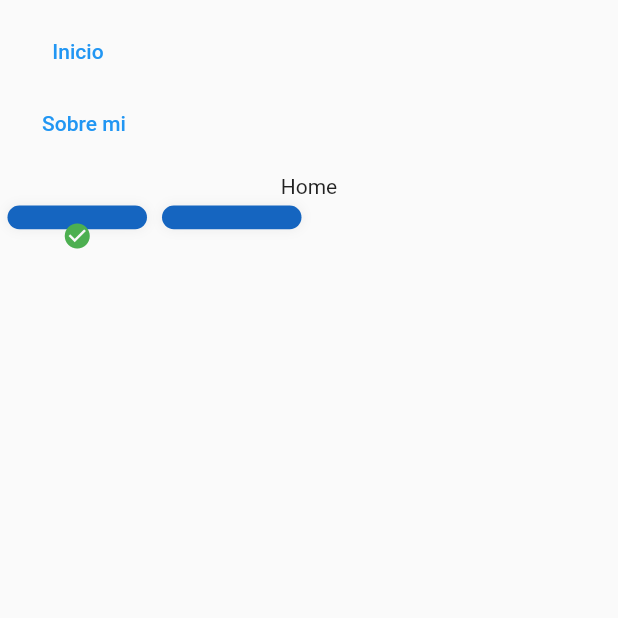
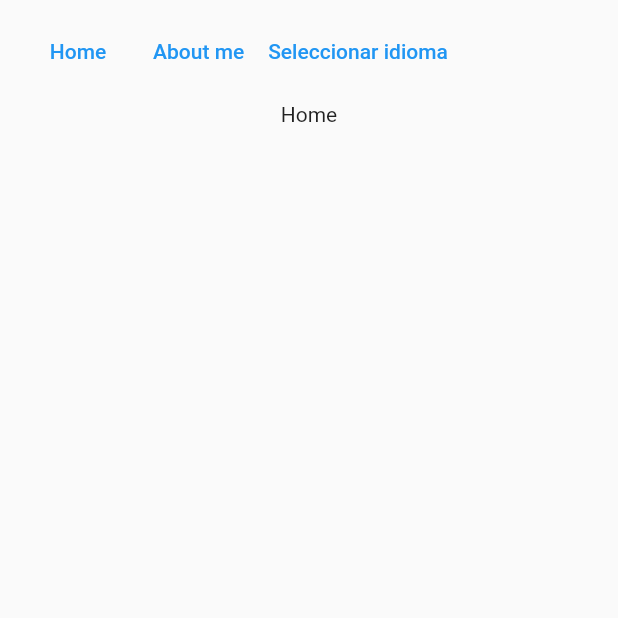
Before and after one commit to rodrigoBak-flutter/web_rodrigoBak, a Flutter app: the screen it shows after launch, on a phone screen of 412 x 824 dp, the top half of it. Run offline on Flutter 3.47's test engine with Material 2 defaults, Android fonts, the phone set to English and light mode, and no system bars; our stand-ins replace get, get_it, shared_preferences.

Commit message:
Web_rodrigoBak_languages_act

```diff
--- a/assets/language/en.json
+++ b/assets/language/en.json
@@ -1,6 +1,6 @@
 {
     "home": "Home",
-    "selec_language": "Selec lenguage",
+    "about": "About me",
     "titleApp": "Demonstration Application GPT-3",
     "subtitle": "Developed with Flutter, for Android and IOS",
     "start": "Start",
--- a/assets/language/es.json
+++ b/assets/language/es.json
@@ -1,6 +1,6 @@
 {
     "home": "Inicio",
-    "selec_language": "Seleccionar lenguaje",
+    "about": "Sobre mi",
     "titleApp": "Demostracion Aplicacion GPT-3",
     "subtitle": "Desarrollada con Flutter, para Android e IOS",
     "start": "Comenzar",
--- a/lib/lang/language_widget.dart
+++ b/lib/lang/language_widget.dart
@@ -32,11 +32,12 @@ class LanguageWidget extends StatelessWidget {
             boxShadow: [
               BoxShadow(
                 color: Colors.grey[200]!,
-                blurRadius: 5,
+                blurRadius: 3,
                 spreadRadius: 1,
               ),
             ]),
-        child: Stack(children: [
+        child:
+            Row(mainAxisAlignment: MainAxisAlignment.spaceBetween, children: [
           Center(
             child: Column(
               children: [
@@ -51,16 +52,10 @@ class LanguageWidget extends StatelessWidget {
             ),
           ),
           localizationController.selectedIndex == index
-              ? const Positioned(
-                  top: 0,
-                  left: 0,
-                  bottom: 0,
-                  right: 0,
-                  child: Icon(
-                    Icons.check_circle,
-                    color: Colors.green,
-                    size: 20,
-                  ),
+              ? const Icon(
+                  Icons.check_circle,
+                  color: Colors.white,
+                  size: 20,
                 )
               : const SizedBox()
         ]),
--- a/lib/router/route_generator.dart
+++ b/lib/router/route_generator.dart
@@ -7,6 +7,7 @@ import 'package:flutter/foundation.dart' show kIsWeb;
 ///
 
 import 'package:web_rodrigobak/ui/views/home_view.dart';
+import 'package:web_rodrigobak/ui/views/languages_view.dart';
 import 'package:web_rodrigobak/ui/views/sobreMi_view.dart';
 import 'package:web_rodrigobak/ui/views/view404.dart';
 
@@ -17,6 +18,8 @@ class RouteGenerator {
         return _fadeRoute(HomeView(), '/home');
       case '/sobreMi':
         return _fadeRoute(SobreMiView(), '/sobreMi');
+      case '/language':
+        return _fadeRoute(languagesView(), '/language');
       default:
         return _fadeRoute(View404(), '/404');
     }
--- a/lib/ui/shared/custom_app_menu.dart
+++ b/lib/ui/shared/custom_app_menu.dart
@@ -1,7 +1,52 @@
 import 'package:flutter/material.dart';
+import 'package:get/get.dart';
+import 'package:web_rodrigobak/lang/controllers/language_controller.dart';
 import 'package:web_rodrigobak/locator.dart';
 import 'package:web_rodrigobak/services/navigation_service.dart';
 import 'package:web_rodrigobak/ui/shared/customFlatButton_app.dart';
+
+class CustomAppMenu extends StatelessWidget {
+  @override
+  Widget build(BuildContext context) {
+    return GetBuilder<LocalizationController>(
+        builder: (localizationController) {
+      return Container(
+        padding: const EdgeInsets.symmetric(horizontal: 20, vertical: 10),
+        width: double.infinity,
+        child: Row(
+          mainAxisAlignment: MainAxisAlignment.start,
+          children: [
+            CustomFlatButton(
+              onPressed: () => locator<NavigationService>().navigateTo('/home'),
+              text: 'home'.tr,
+              color: Colors.black,
+            ),
+            const SizedBox(
+              width: 10,
+            ),
+            CustomFlatButton(
+              onPressed: () =>
+                  locator<NavigationService>().navigateTo('/sobreMi'),
+              text: 'about'.tr,
+              color: Colors.black,
+            ),
+            CustomFlatButton(
+              onPressed: () =>
+                  locator<NavigationService>().navigateTo('/language'),
+              text: 'Seleccionar idioma',
+              color: Colors.black,
+            ),
+          ],
+        ),
+      );
+    });
+  }
+}
+
+
+
+
+/*
 
 class CustomAppMenu extends StatelessWidget {
   @override
@@ -14,18 +59,22 @@ class CustomAppMenu extends StatelessWidget {
   }
 }
 
+
 //ORDENADOR
 class _TableDesktopMenu extends StatelessWidget {
   @override
   Widget build(BuildContext context) {
+    return GetBuilder<LocalizationController>(
+        builder: (localizationController) {
       return Container(
         padding: const EdgeInsets.symmetric(horizontal: 20, vertical: 10),
         width: double.infinity,
         child: Row(
+          mainAxisAlignment: MainAxisAlignment.start,
           children: [
             CustomFlatButton(
               onPressed: () => locator<NavigationService>().navigateTo('/home'),
-            text: 'Inicio',
+              text: 'home'.tr,
               color: Colors.black,
             ),
             const SizedBox(
@@ -34,14 +83,17 @@ class _TableDesktopMenu extends StatelessWidget {
             CustomFlatButton(
               onPressed: () =>
                   locator<NavigationService>().navigateTo('/sobreMi'),
-            text: 'Sobre mi',
+              text: 'about'.tr,
               color: Colors.black,
             ),
+
           ],
         ),
       );
+    });
   }
 }
+
 
 //MOVIL
 class _MobileMenu extends StatelessWidget {
@@ -72,3 +124,7 @@ class _MobileMenu extends StatelessWidget {
     );
   }
 }
+
+
+
+*/
--- a/lib/ui/views/home_view.dart
+++ b/lib/ui/views/home_view.dart
@@ -2,7 +2,6 @@ import 'package:flutter/material.dart';
 import 'package:get/get.dart';
 import 'package:web_rodrigobak/lang/controllers/language_controller.dart';
 import 'package:web_rodrigobak/lang/language_widget.dart';
-
 
 class HomeView extends StatelessWidget {
   const HomeView({super.key});
@@ -15,19 +14,6 @@ class HomeView extends StatelessWidget {
         return Column(
           children: [
             Text('home'.tr),
-            GridView.builder(
-                    gridDelegate:
-                        const SliverGridDelegateWithFixedCrossAxisCount(
-                            crossAxisCount: 4, childAspectRatio: 4),
-                    itemCount: 2,
-                    physics: const NeverScrollableScrollPhysics(),
-                    shrinkWrap: true,
-                    itemBuilder: (context, index) => LanguageWidget(
-                      languageModel: localizationController.languages[index],
-                      localizationController: localizationController,
-                      index: index,
-                    ),
-                  )
           ],
         );
       }),
```
Also changed, not shown: lib/main.dart (+5 -3 lines), lib/ui/views/languages_view.dart (added, +38 -0 lines), 1 other file. Lines whose indentation alone changed are shown as unchanged.
